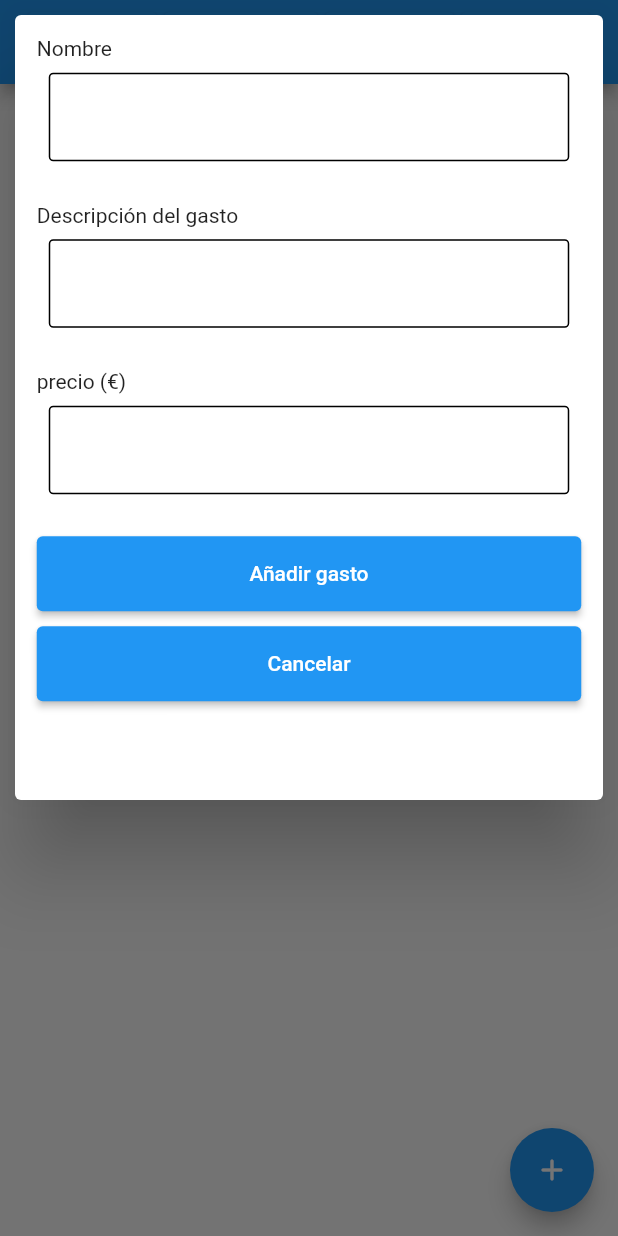
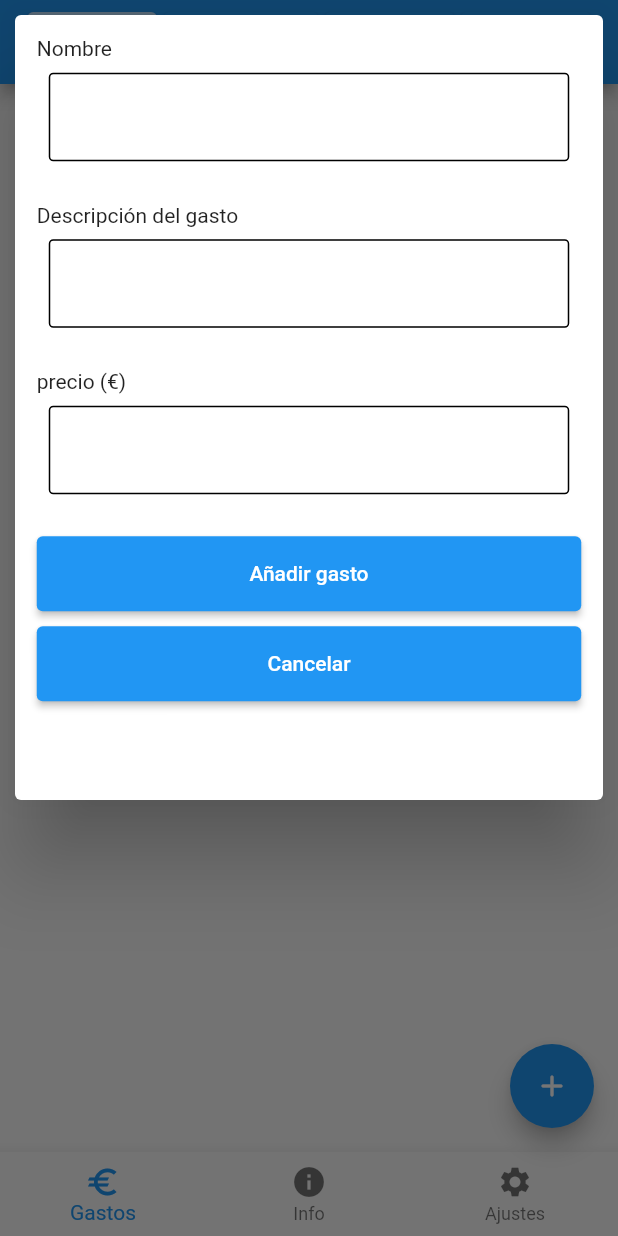
Before and after one commit to raul94a/gastos, a Flutter app: the screen it shows after launch, after a tap on the "add" icon, on a phone screen of 412 x 824 dp. Run offline on Flutter 3.47's test engine with Material 2 defaults, Android fonts, the phone set to English and light mode, and no system bars; our stand-ins replace cloud_firestore, firebase_core, google_fonts, scroll_to_index, shared_preferences, sqflite; accounts and stored records are empty.

Commit message:
BottomNavigationBar for Expenses, Info and Settings

```diff
--- a/lib/main.dart
+++ b/lib/main.dart
@@ -3,12 +3,10 @@ import 'package:firebase_core/firebase_core.dart';
 import 'package:gastos/data/firestore_manager.dart';
 import 'package:gastos/data/shared_preferences_helper.dart';
 import 'package:gastos/data/sqlite_manager.dart';
-import 'package:gastos/presentation/pages/inital_load.dart';
-import 'package:gastos/presentation/widgets/dialogs/custom_dialogs.dart';
-import 'package:gastos/presentation/widgets/main/should_abandon.dart';
-import 'package:gastos/presentation/widgets/main/sort_by_date_type.dart';
+import 'package:gastos/presentation/pages/initial_loading.dart';
 import 'package:gastos/providers/expense_provider.dart';
 import 'package:gastos/providers/jump_buttons_provider.dart';
+import 'package:gastos/providers/navigation_provider.dart';
 import 'package:provider/provider.dart';
 
 void main() async {
@@ -23,17 +21,11 @@ void main() async {
 class MyApp extends StatelessWidget {
   const MyApp({Key? key}) : super(key: key);
 
-  showExpenseDialog(BuildContext context) {
-    showDialog(
-        context: context,
-        barrierDismissible: true,
-        builder: (ctx) => const ExpenseDialog());
-  }
-
   @override
   Widget build(BuildContext context) {
     return MultiProvider(
       providers: [
+        ChangeNotifierProvider(create: (c) => NavigationProvider()),
         ChangeNotifierProvider(
           create: (_) => ExpenseProvider(),
           lazy: false,
@@ -45,22 +37,7 @@ class MyApp extends StatelessWidget {
           theme: ThemeData(
             primarySwatch: Colors.blue,
           ),
-          home: Builder(builder: (appContext) {
-            return ShouldAbandonApp(
-              child: Scaffold(
-                appBar: AppBar(
-                    //backgroundColor: Colors.white,
-                    title: SortDateButtons(
-                  expenseState: appContext.read<ExpenseProvider>(),
-                )),
-                floatingActionButton: FloatingActionButton(
-                  onPressed: () => showExpenseDialog(appContext),
-                  child: const Icon(Icons.add_rounded),
-                ),
-                body: const SafeArea(child: InitialLoad()),
-              ),
-            );
-          })),
+          home: const InitialLoading()),
     );
   }
 }
--- /dev/null
+++ b/lib/presentation/pages/init.dart
@@ -0,0 +1,81 @@
+import 'package:flutter/material.dart';
+import 'package:gastos/presentation/pages/main_page.dart';
+import 'package:gastos/presentation/widgets/dialogs/custom_dialogs.dart';
+import 'package:gastos/presentation/widgets/main/should_abandon.dart';
+import 'package:gastos/presentation/widgets/main/sort_by_date_type.dart';
+import 'package:gastos/providers/expense_provider.dart';
+import 'package:gastos/providers/navigation_provider.dart';
+import 'package:provider/provider.dart';
+
+class Init extends StatelessWidget {
+  const Init({super.key});
+
+  showExpenseDialog(BuildContext context) {
+    showDialog(
+        context: context,
+        barrierDismissible: true,
+        builder: (ctx) => const ExpenseDialog());
+  }
+
+  @override
+  Widget build(BuildContext context) {
+    return ShouldAbandonApp(
+      child: Scaffold(
+        appBar: AppBar(
+            //backgroundColor: Colors.white,
+            title: SortDateButtons(
+          expenseState: context.read<ExpenseProvider>(),
+        )),
+        floatingActionButton: FloatingActionButton(
+          onPressed: () => showExpenseDialog(context),
+          child: const Icon(Icons.add_rounded),
+        ),
+        body: SafeArea(
+            child: Consumer<NavigationProvider>(
+                builder: (ctx, state, _) => _PageSelector(index: state.page))),
+        bottomNavigationBar: Consumer<NavigationProvider>(
+          builder: (ctx, state, _) => BottomNavigationBar(
+              currentIndex: state.page,
+              onTap: state.goTo,
+              items: const [a, b, c]),
+        ),
+      ),
+    );
+  }
+}
+
+const a = BottomNavigationBarItem(icon: Icon(Icons.euro), label: 'Gastos');
+const b = BottomNavigationBarItem(icon: Icon(Icons.info), label: 'Info');
+const c = BottomNavigationBarItem(icon: Icon(Icons.settings), label: 'Ajustes');
+
+class _PageSelector extends StatelessWidget {
+  const _PageSelector({required this.index});
+
+  final int index;
+
+  @override
+  Widget build(BuildContext context) {
+    if (index == 0) return const MainPage();
+    if (index == 1) return const Info();
+
+    return const Settings();
+  }
+}
+
+class Settings extends StatelessWidget {
+  const Settings({super.key});
+
+  @override
+  Widget build(BuildContext context) {
+    return Container();
+  }
+}
+
+class Info extends StatelessWidget {
+  const Info({super.key});
+
+  @override
+  Widget build(BuildContext context) {
+    return Container();
+  }
+}
--- a/lib/presentation/pages/inital_load.dart
+++ /dev/null
@@ -1,33 +0,0 @@
-import 'package:flutter/material.dart';
-import 'package:gastos/presentation/pages/main_page.dart';
-import 'package:gastos/providers/expense_provider.dart';
-import 'package:provider/provider.dart';
-
-class InitialLoad extends StatelessWidget {
-  const InitialLoad({Key? key}) : super(key: key);
-
-  @override
-  Widget build(BuildContext context) {
-    Future.microtask(() async => await initialLoad(context));
-    return Consumer<ExpenseProvider>(builder: (ctx, state, _) {
-      if (state.initialFetchFinished) {
-        return const MainPage();
-      }
-      return Center(
-        child: Column(
-          children: const [
-            CircularProgressIndicator(),
-            Text('Obteniendo datos...')
-          ],
-        ),
-      );
-    });
-  }
-
-  Future<void> initialLoad(BuildContext context) async {
-    final expenseProvider = context.read<ExpenseProvider>();
-    await expenseProvider.fetchExpenses();
-    final type = expenseProvider.preferences.getDateType();
-    await expenseProvider.get(type);
-  }
-}
--- /dev/null
+++ b/lib/presentation/pages/initial_loading.dart
@@ -0,0 +1,22 @@
+import 'package:flutter/material.dart';
+import 'package:gastos/presentation/pages/init.dart';
+import 'package:gastos/presentation/widgets/shared/loading.dart';
+import 'package:gastos/providers/expense_provider.dart';
+import 'package:provider/provider.dart';
+
+class InitialLoading extends StatelessWidget {
+  const InitialLoading({super.key});
+
+  @override
+  Widget build(BuildContext context) {
+    final expensesProvider = context.watch<ExpenseProvider>();
+    if (expensesProvider.loading || !expensesProvider.initialFetchFinished) {
+      return const Scaffold(body: Loading());
+    }
+
+    Future.microtask(() => Navigator.of(context).pushReplacement(
+        MaterialPageRoute(builder: (ctx) => const Init())));
+
+    return const Scaffold(body:  SizedBox.shrink());
+  }
+}
--- a/lib/presentation/pages/main_page.dart
+++ b/lib/presentation/pages/main_page.dart
@@ -7,6 +7,7 @@ class MainPage extends StatelessWidget {
 
   @override
   Widget build(BuildContext context) {
-    return const  ExpenseList();
+
+    return const ExpenseList();
   }
 }
--- a/lib/presentation/widgets/expenses/expenses_by_date_list.dart
+++ b/lib/presentation/widgets/expenses/expenses_by_date_list.dart
@@ -89,6 +89,7 @@ class _ExpensesByDateListState extends State<ExpensesByDateList> {
     }
     // print('Rebuilding for index ${widget.index}!');
     return Card(
+      color: isCurrentDate() ? const Color.fromARGB(255, 210, 255, 236): null,
       margin: EdgeInsets.only(
           top: 10, left: 5, right: 5, bottom: isLastDate ? 80 : 0),
       elevation: 6,
@@ -139,7 +140,7 @@ class _ExpensesByDateListState extends State<ExpensesByDateList> {
               ),
 
             //Add expense to Past Date
-            if (!isToday() && showExpenses(showProvider))
+            if (!isCurrentDate() && showExpenses(showProvider))
               ElevatedButton(
                   onPressed: () {
                     showDialog(
@@ -163,12 +164,14 @@ class _ExpensesByDateListState extends State<ExpensesByDateList> {
     return date;
   }
 
-  bool isToday() {
+  bool isCurrentDate() {
     final selectedDate = widget.state.orderedDate[widget.index];
     final createdDate = widget.state.expenses[selectedDate]!.first.createdDate;
     final date = MyDateFormatter.toYYYYMMdd(createdDate);
     final today = MyDateFormatter.toYYYYMMdd(DateTime.now());
-    return date == today;
+    final todayByType = MyDateFormatter.dateByType(widget.state.dateType, today);
+    final dateByType = MyDateFormatter.dateByType(widget.state.dateType, date);
+    return dateByType == todayByType;
   }
 }
 
--- a/lib/presentation/widgets/expenses/expenses_list.dart
+++ b/lib/presentation/widgets/expenses/expenses_list.dart
@@ -35,6 +35,14 @@ class _ExpenseListState extends State<ExpenseList> {
     }
   }
 
+
+  @override
+  void initState() {
+    // TODO: implement initState
+    super.initState();
+    print('Init state on main page');
+  }
+
   @override
   void dispose() {
     super.dispose();
@@ -43,6 +51,7 @@ class _ExpenseListState extends State<ExpenseList> {
 
   @override
   Widget build(BuildContext context) {
+    print('Build Main Page');
     final size = MediaQuery.of(context).size;
     final width = size.width;
     final expState = context.read<ExpenseProvider>();
--- a/lib/presentation/widgets/main/sort_by_date_type.dart
+++ b/lib/presentation/widgets/main/sort_by_date_type.dart
@@ -2,6 +2,7 @@ import 'package:flutter/material.dart';
 import 'package:gastos/data/enums/date_type.dart';
 import 'package:gastos/providers/expense_provider.dart';
 import 'package:gastos/utils/material_state_property_mixin.dart';
+import 'package:provider/provider.dart';
 
 class SortDateButtons extends StatelessWidget with MaterialStatePropertyMixin {
   const SortDateButtons({Key? key, required this.expenseState})
@@ -10,7 +11,6 @@ class SortDateButtons extends StatelessWidget with MaterialStatePropertyMixin {
   final ExpenseProvider expenseState;
   Future<void> _sortBy(DateType type) async {
     expenseState.preferences.saveDateType(type);
-    expenseState.dateType = type;
     expenseState.getByDateType(type);
   }
 
@@ -18,32 +18,49 @@ class SortDateButtons extends StatelessWidget with MaterialStatePropertyMixin {
   Widget build(BuildContext context) {
     final size = MediaQuery.of(context).size;
     final width = size.width;
+    final state = context.watch<ExpenseProvider>();
     return Row(
       mainAxisAlignment: MainAxisAlignment.spaceAround,
       children: [
         ElevatedButton(
-            style: ButtonStyle(fixedSize: getProperty(Size(width * 0.21, 40))),
+            style: ButtonStyle(
+                fixedSize: getProperty(Size(width * 0.21, 40)),
+                backgroundColor: DateType.day == state.dateType
+                    ? getProperty(Colors.blue.shade100)
+                    : null),
             onPressed: () {
               const type = DateType.day;
               _sortBy(type);
             },
             child: const Text('Dia')),
         ElevatedButton(
-            style: ButtonStyle(fixedSize: getProperty(Size(width * 0.25, 40))),
+            style: ButtonStyle(
+                backgroundColor: DateType.week == state.dateType
+                    ? getProperty(Colors.blue.shade100)
+                    : null,
+                fixedSize: getProperty(Size(width * 0.25, 40))),
             onPressed: () {
               const type = DateType.week;
               _sortBy(type);
             },
             child: const Text('Semana')),
         ElevatedButton(
-            style: ButtonStyle(fixedSize: getProperty(Size(width * 0.21, 40))),
+            style: ButtonStyle(
+                backgroundColor: DateType.month == state.dateType
+                    ? getProperty(Colors.blue.shade100)
+                    : null,
+                fixedSize: getProperty(Size(width * 0.21, 40))),
             onPressed: () {
               const type = DateType.month;
               _sortBy(type);
             },
             child: const Text('Mes')),
         ElevatedButton(
-            style: ButtonStyle(fixedSize: getProperty(Size(width * 0.21, 40))),
+            style: ButtonStyle(
+                backgroundColor: DateType.year == state.dateType
+                    ? getProperty(Colors.blue.shade100)
+                    : null,
+                fixedSize: getProperty(Size(width * 0.21, 40))),
             onPressed: () {
               const type = DateType.year;
               _sortBy(type);
--- /dev/null
+++ b/lib/presentation/widgets/shared/loading.dart
@@ -0,0 +1,19 @@
+import 'package:flutter/material.dart';
+class Loading extends StatelessWidget {
+  const Loading({super.key});
+
+  @override
+  Widget build(BuildContext context) {
+   return Center(
+        child: Column(
+          mainAxisAlignment: MainAxisAlignment.center,
+          children:  [
+            CircularProgressIndicator.adaptive(
+              backgroundColor: Colors.blue.shade100,
+            ),
+            const Text('Cargando...')
+          ],
+        ),
+      );
+  }
+}
--- a/lib/providers/expense_provider.dart
+++ b/lib/providers/expense_provider.dart
@@ -9,7 +9,15 @@ import 'package:gastos/utils/date_formatter.dart';
 
 class ExpenseProvider with ChangeNotifier {
   //firebase
-
+  ExpenseProvider() {
+    _initialLoad();
+  }
+  Future<void> _initialLoad() async {
+    await fetchExpenses();
+    _dateType = dateType;
+    lastSyncTime = lastSync;
+    await get();
+  }
   //sqlite
 
   //variables
@@ -30,7 +38,7 @@ class ExpenseProvider with ChangeNotifier {
 
   //setters
   set dateType(DateType type) => _dateType = type;
-
+  set lastSyncTime(int number) => _lastSync = number;
   //getters
   Map<String, List<Expense>> get expenses => _expenses;
   DateType get dateType => _dateType ??= preferences.getDateType();
@@ -124,7 +132,7 @@ class ExpenseProvider with ChangeNotifier {
     //notifyListeners();
     try {
       print('Starting removal of expense ${expense.id}');
-        final date = MyDateFormatter.toYYYYMMdd(expense.createdDate);
+      final date = MyDateFormatter.toYYYYMMdd(expense.createdDate);
       final list = _expenses[date];
       print('Expense was created in dae: $date');
       print('Expenses list for $date is: $list');
@@ -156,11 +164,11 @@ class ExpenseProvider with ChangeNotifier {
     try {
       await repository.fetchLastSync(preferences.getLastSync());
     } catch (err) {
+      loading = false;
+      notifyListeners();
       rethrow;
     } finally {
-      loading = false;
-
-      notifyListeners();
+      //Not really needed to notify loading false because it is gonna be called in get method
     }
   }
 
@@ -170,28 +178,32 @@ class ExpenseProvider with ChangeNotifier {
     error = false;
   }
 
-  Future<void> get([DateType type = DateType.day, int offset = 0]) async {
-    loading = true;
-
-    notifyListeners();
+  Future<void> get([int offset = 0]) async {
+    if (!loading) {
+      loading = true;
+      notifyListeners();
+      await Future.delayed(const Duration(milliseconds: 650));
+    }
     try {
       // _expenses.clear();
-      _expenses.addAll(await repository.readAll(type, offset));
+      _expenses.addAll(await repository.readAll(dateType, offset));
     } catch (err) {
       rethrow;
     } finally {
       loading = false;
       initialFetchFinished = true;
       notifyListeners();
+
     }
   }
 
   Future<void> getByDateType(DateType type) async {
     offset = 0;
+    dateType = type;
     blockInfiniteScroll = false;
     blockFunction = false;
     _expenses.clear();
-    await get(type);
+    await get();
   }
 
   Future<void> getByScroll() async {
--- /dev/null
+++ b/lib/providers/navigation_provider.dart
@@ -0,0 +1,12 @@
+import 'package:flutter/cupertino.dart';
+
+class NavigationProvider with ChangeNotifier {
+  int page = 0;
+
+
+
+  void goTo(int index) {
+    page = index;
+    notifyListeners();
+  }
+}
```
